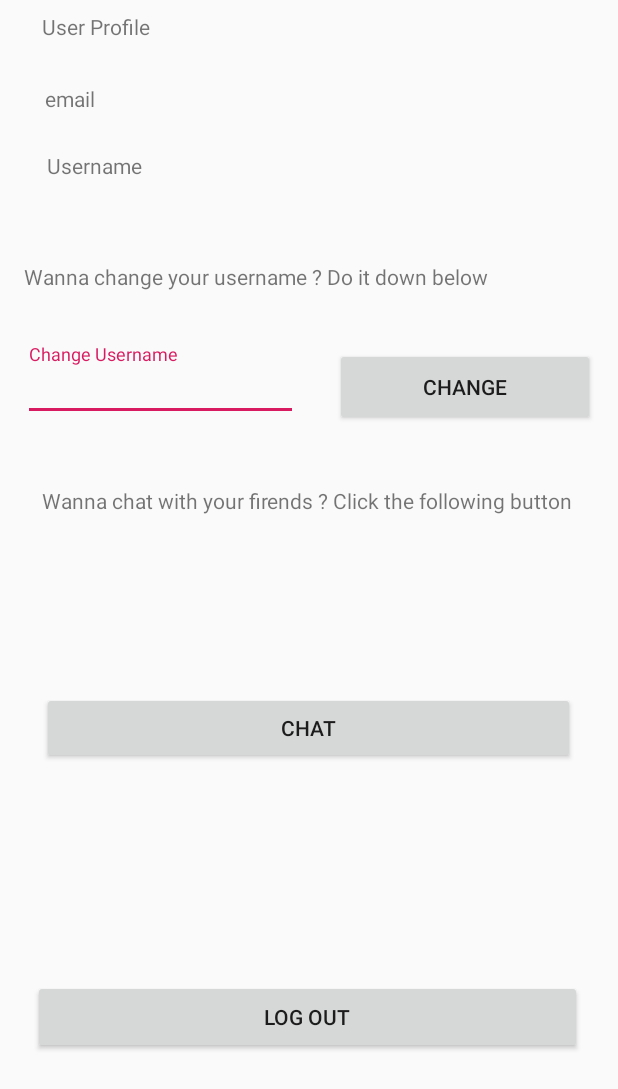
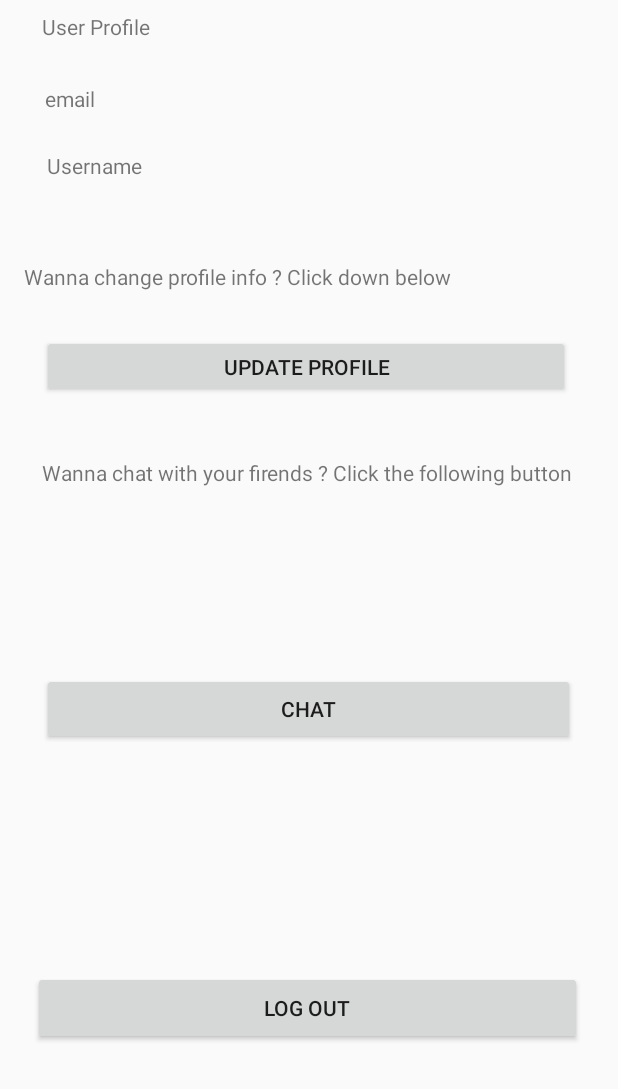
Before and after one commit to skydread1/androidProject, an Android app: the layout activity_profile_user.xml on its own in the app's theme, with its tools: preview values and no code run, on a phone screen of 412 x 824 dp. Shown: the top 1089 px of the screen. Run offline under Robolectric (Android 15) with nearby library versions, the phone set to English and light mode, and no system bars.

```diff
--- a/app/src/main/AndroidManifest.xml
+++ b/app/src/main/AndroidManifest.xml
@@ -25,6 +25,7 @@
             </intent-filter>
         </activity>
         <activity android:name=".ProfileUserActivity" />
+        <activity android:name=".ProfileUpdateActivity" />
         <activity android:name=".MessageActivity" />
     </application>
 
--- a/app/src/main/java/com/cpe/chat/LoginActivity.java
+++ b/app/src/main/java/com/cpe/chat/LoginActivity.java
@@ -22,6 +22,7 @@ public class LoginActivity  extends AppCompatActivity implements View.OnClickLis
     EditText editTextEmail, editTextPassword;
 
     private FirebaseAuth mAuth;
+    private UserDAO userdao = UserDAO.INSTANCE;
 
     @Override
     protected void onCreate(Bundle savedInstanceState) {
@@ -83,6 +84,9 @@ public class LoginActivity  extends AppCompatActivity implements View.OnClickLis
             public void onComplete(@NonNull Task<AuthResult> task) {
                 progressBar.setVisibility(View.GONE);
                 if (task.isSuccessful()) {
+                    //add user in DB
+                    userdao.saveUser();
+                    //start new activity
                     Toast.makeText(LoginActivity.this, "registration complete", Toast.LENGTH_SHORT).show();
                     startActivity(new Intent(LoginActivity.this, ProfileUserActivity.class));
                 } else {
@@ -134,6 +138,7 @@ public class LoginActivity  extends AppCompatActivity implements View.OnClickLis
             case R.id.email_sign_up_button:
                 isInfoValid();
                 if(isInfoValid()){
+                    //register user in Auth
                     registerUser();
                 }
                 break;
--- a/app/src/main/java/com/cpe/chat/MessageActivity.java
+++ b/app/src/main/java/com/cpe/chat/MessageActivity.java
@@ -53,6 +53,7 @@ public class MessageActivity extends AppCompatActivity implements View.OnClickLi
     @Override
     public void onClick(View view) {
         messagedao.saveMessage(messageContent.getText().toString());
+        finish();
         startActivity(new Intent(MessageActivity.this, MessageActivity.class));
     }
 }
--- a/app/src/main/java/com/cpe/chat/MessageAdapter.java
+++ b/app/src/main/java/com/cpe/chat/MessageAdapter.java
@@ -1,6 +1,7 @@
 package com.cpe.chat;
 
 import android.content.Context;
+import android.graphics.Color;
 import android.support.annotation.NonNull;
 import android.support.v7.widget.RecyclerView;
 import android.view.LayoutInflater;
@@ -43,6 +44,8 @@ public class MessageAdapter extends RecyclerView.Adapter<MessageAdapter.ViewHold
 
     @Override
     public void onBindViewHolder(@NonNull ViewHolder viewHolder, int i) {
+        int red = Color.parseColor(messages.get(i).getColor());
+        viewHolder.textView.setBackgroundColor(red);
         viewHolder.textView.setText(messages.get(i).getSenderNickname()+" said the " + messages.get(i).getDate() +"\n"+messages.get(i).getMessageContent());
     }
 
--- a/app/src/main/res/layout/activity_profile_user.xml
+++ b/app/src/main/res/layout/activity_profile_user.xml
@@ -20,38 +20,17 @@
         app:layout_constraintStart_toStartOf="parent"
         app:layout_constraintTop_toBottomOf="@+id/profile_message_button" />
 
-    <android.support.design.widget.TextInputLayout
-        android:id="@+id/username"
-        android:layout_width="183dp"
-        android:layout_height="51dp"
-        android:layout_marginStart="8dp"
-        android:layout_marginTop="12dp"
-        android:layout_marginEnd="8dp"
-        android:layout_marginBottom="43dp"
-        app:layout_constraintBottom_toTopOf="@+id/profile_message_text"
-        app:layout_constraintEnd_toStartOf="@+id/profile_change_button"
-        app:layout_constraintStart_toStartOf="parent"
-        app:layout_constraintTop_toBottomOf="@+id/profile_change_username">
-
-        <android.support.design.widget.TextInputEditText
-            android:id="@+id/profile_username_input"
-            android:layout_width="match_parent"
-            android:layout_height="wrap_content"
-            android:hint="@string/profileUsername" />
-    </android.support.design.widget.TextInputLayout>
-
     <Button
         android:id="@+id/profile_change_button"
-        android:layout_width="173dp"
-        android:layout_height="52dp"
-        android:layout_marginStart="10dp"
-        android:layout_marginTop="12dp"
-        android:layout_marginEnd="8dp"
-        android:layout_marginBottom="40dp"
+        android:layout_width="352dp"
+        android:layout_height="42dp"
+        android:layout_marginStart="14dp"
+        android:layout_marginTop="7dp"
+        android:layout_marginEnd="18dp"
         android:text="@string/change"
         app:layout_constraintBottom_toTopOf="@+id/profile_message_text"
         app:layout_constraintEnd_toEndOf="parent"
-        app:layout_constraintStart_toEndOf="@+id/username"
+        app:layout_constraintStart_toStartOf="parent"
         app:layout_constraintTop_toBottomOf="@+id/profile_change_username" />
 
     <TextView
@@ -101,9 +80,7 @@
         android:layout_marginStart="16dp"
         android:layout_marginTop="36dp"
         android:layout_marginEnd="17dp"
-        android:layout_marginBottom="1dp"
-        android:text="Wanna change your username ? Do it down below"
-        app:layout_constraintBottom_toTopOf="@+id/username"
+        android:text="Wanna change profile info ? Click down below"
         app:layout_constraintEnd_toEndOf="parent"
         app:layout_constraintHorizontal_bias="0.0"
         app:layout_constraintStart_toStartOf="parent"
--- a/app/src/main/res/values/strings.xml
+++ b/app/src/main/res/values/strings.xml
@@ -17,7 +17,7 @@
     <string name="welcome">Welcome</string>
     <string name="logout">log Out</string>
     <string name="profileUsername">Change Username</string>
-    <string name="change">Change</string>
+    <string name="change">Update Profile</string>
     <string name="send">Send</string>
     <string name="enter_message">Type your message here</string>
 
```
Also changed, not shown: app/src/main/java/com/cpe/chat/Message.java (+5 -10 lines), app/src/main/java/com/cpe/chat/MessageDAO.java (+10 -4 lines), app/src/main/java/com/cpe/chat/ProfileUpdateActivity.java (added, +84 -0 lines), app/src/main/java/com/cpe/chat/ProfileUserActivity.java (+9 -19 lines), app/src/main/java/com/cpe/chat/UserDAO.java (+20 -2 lines), app/src/main/java/com/cpe/chat/UserDetails.java (+6 -4 lines), app/src/main/res/layout/activity_profile_update.xml (added, +85 -0 lines).
